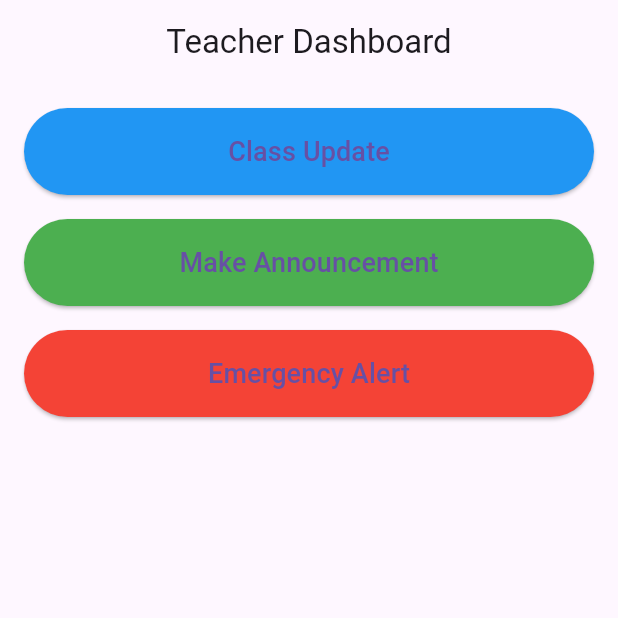
After one commit to mohammadyaksafu/UniversityApp, a Flutter app: the TeacherDashboardPage screen opened directly, on a phone screen of 412 x 824 dp, the top half of it. The commit adds this screen. Run offline on Flutter 3.47's test engine with Material 3 defaults, Android fonts, the phone set to English and light mode, and no system bars; our stand-ins replace cloud_firestore, firebase_core, flutter_gemini, flutter_local_notifications, flutter_map, latlong2 and 1 more; accounts and stored records are empty; network calls fail.

Commit message:
Update Teacher state

```diff
--- a/lib/main.dart
+++ b/lib/main.dart
@@ -1,10 +1,13 @@
 import 'package:all_in_all_university_app/repository/screens/homepage/homepage.dart';
 import 'package:all_in_all_university_app/repository/screens/login/loginScreen.dart';
+import 'package:firebase_core/firebase_core.dart';
 import 'package:flutter/material.dart';
 import 'package:flutter_gemini/flutter_gemini.dart';
+import 'package:cloud_firestore/cloud_firestore.dart';
 
-void main() {
+Future<void> main() async {
  WidgetsFlutterBinding.ensureInitialized();
+
   Gemini.init(apiKey: 'AIzaSyAhzZgGcf9dst7xlz5MGWyNcXV1BCO3VOA');
   runApp(MyApp());
 }
--- /dev/null
+++ b/lib/repository/screens/teacher/teacherhomescreen.dart
@@ -0,0 +1,88 @@
+import 'package:flutter/material.dart';
+import 'package:cloud_firestore/cloud_firestore.dart';
+import 'package:firebase_core/firebase_core.dart';
+
+void main() async {
+  WidgetsFlutterBinding.ensureInitialized();
+  await Firebase.initializeApp();
+  runApp(TeacherDashboardApp());
+}
+
+class TeacherDashboardApp extends StatelessWidget {
+  @override
+  Widget build(BuildContext context) {
+    return MaterialApp(
+      title: 'Teacher Dashboard',
+      debugShowCheckedModeBanner: false,
+      theme: ThemeData(
+        primarySwatch: Colors.blue,
+      ),
+      home: TeacherDashboardPage(),
+    );
+  }
+}
+
+class TeacherDashboardPage extends StatelessWidget {
+  final FirebaseFirestore _firestore = FirebaseFirestore.instance;
+
+  void _sendMessage(String type, String message) {
+    _firestore.collection('messages').add({
+      'type': type,
+      'message': message,
+      'timestamp': FieldValue.serverTimestamp(),
+    });
+  }
+
+  @override
+  Widget build(BuildContext context) {
+    return Scaffold(
+      appBar: AppBar(
+        title: Text('Teacher Dashboard'),
+        centerTitle: true,
+      ),
+      body: Padding(
+        padding: const EdgeInsets.all(16.0),
+        child: Column(
+          crossAxisAlignment: CrossAxisAlignment.stretch,
+          children: [
+            ElevatedButton(
+              onPressed: () => _sendMessage('Class Update', 'The next class will be on Friday at 10 AM.'),
+              style: ElevatedButton.styleFrom(
+                backgroundColor: Colors.blue,
+                padding: EdgeInsets.symmetric(vertical: 16),
+              ),
+              child: Text(
+                'Class Update',
+                style: TextStyle(fontSize: 18),
+              ),
+            ),
+            SizedBox(height: 16),
+            ElevatedButton(
+              onPressed: () => _sendMessage('Announcement', 'The mid-term exams will start next week.'),
+              style: ElevatedButton.styleFrom(
+                backgroundColor: Colors.green,
+                padding: EdgeInsets.symmetric(vertical: 16),
+              ),
+              child: Text(
+                'Make Announcement',
+                style: TextStyle(fontSize: 18),
+              ),
+            ),
+            SizedBox(height: 16),
+            ElevatedButton(
+              onPressed: () => _sendMessage('Emergency Alert', 'School will be closed tomorrow due to heavy rain.'),
+              style: ElevatedButton.styleFrom(
+                backgroundColor: Colors.red,
+                padding: EdgeInsets.symmetric(vertical: 16),
+              ),
+              child: Text(
+                'Emergency Alert',
+                style: TextStyle(fontSize: 18),
+              ),
+            ),
+          ],
+        ),
+      ),
+    );
+  }
+}
--- a/pubspec.yaml
+++ b/pubspec.yaml
@@ -43,7 +43,8 @@ dependencies:
   latlong2: ^0.9.1
   ar_flutter_plugin: ^0.6.0
   flutter_local_notifications: ^14.0.0
-
+  firebase_core: ^3.12.1
+  cloud_firestore: ^5.6.5
 
 
 dev_dependencies:
```
Also changed, not shown: lib/repository/screens/homepage/homepage.dart (+67 -5 lines), lib/repository/screens/login/loginScreen.dart (+7 -0 lines), lib/repository/screens/personalhelp/facultycontactpage.dart (+50 -18 lines), pubspec.lock.
